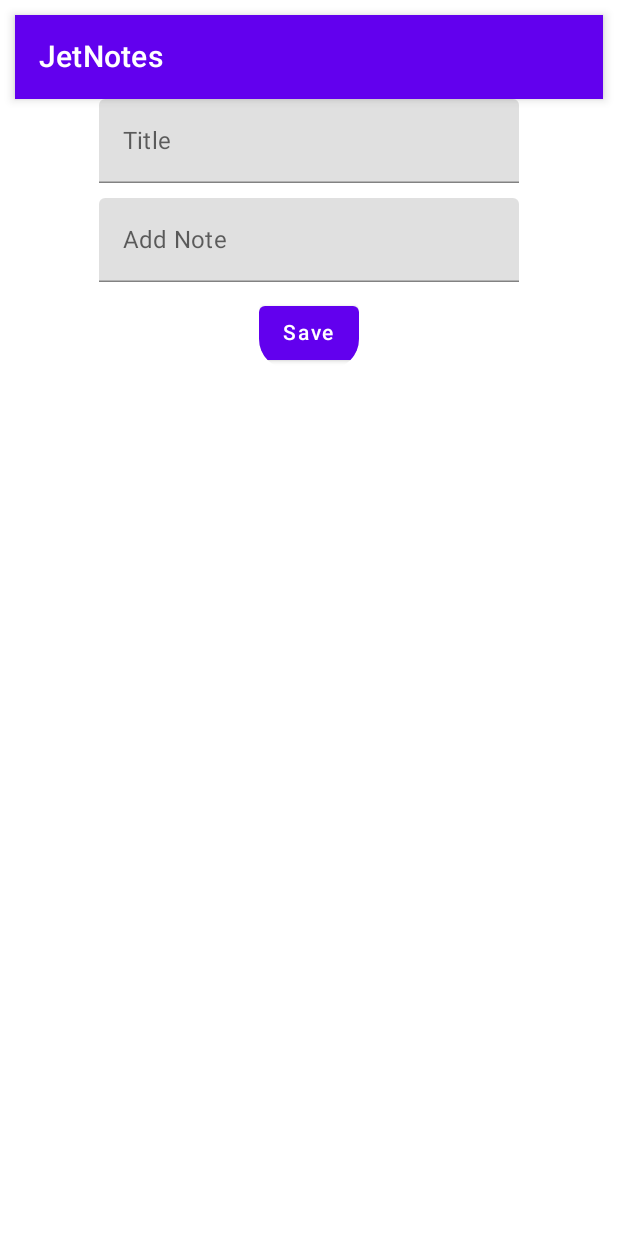
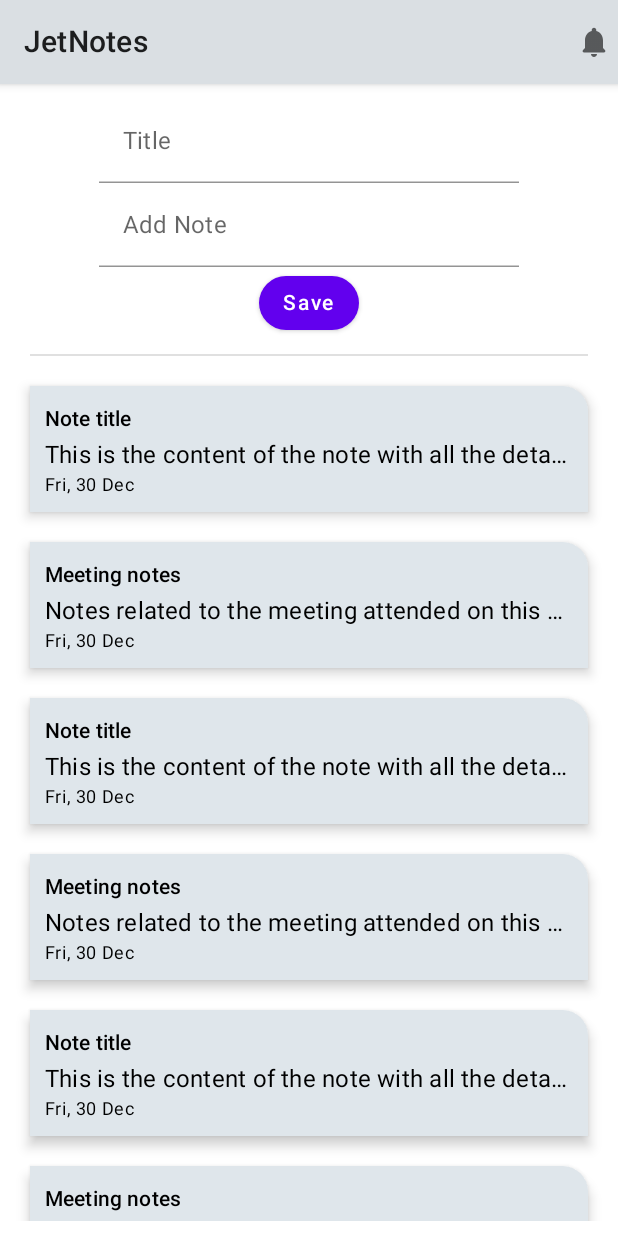
Before and after one commit to DizzyMelo/JetNotes, an Android app built with Jetpack Compose: the @Preview function NotesScreenPreview, on a phone screen of 412 x 824 dp. Run offline under Robolectric (Android 15) with nearby library versions, the phone set to English and light mode, and no system bars.

Commit message:
add and remove notes from list

```diff
--- /dev/null
+++ b/app/src/main/java/com/study/jetnotes/components/NoteComponents.kt
@@ -0,0 +1,101 @@
+package com.study.jetnotes.components
+
+import androidx.compose.foundation.background
+import androidx.compose.foundation.clickable
+import androidx.compose.foundation.layout.Arrangement
+import androidx.compose.foundation.layout.Column
+import androidx.compose.foundation.layout.fillMaxWidth
+import androidx.compose.foundation.layout.padding
+import androidx.compose.foundation.shape.CircleShape
+import androidx.compose.foundation.shape.RoundedCornerShape
+import androidx.compose.foundation.text.KeyboardActions
+import androidx.compose.foundation.text.KeyboardOptions
+import androidx.compose.material.*
+import androidx.compose.runtime.Composable
+import androidx.compose.ui.Alignment
+import androidx.compose.ui.ExperimentalComposeUiApi
+import androidx.compose.ui.Modifier
+import androidx.compose.ui.graphics.Color
+import androidx.compose.ui.platform.LocalSoftwareKeyboardController
+import androidx.compose.ui.text.input.ImeAction
+import androidx.compose.ui.text.style.TextOverflow
+import androidx.compose.ui.unit.dp
+import com.study.jetnotes.model.Note
+import java.time.format.DateTimeFormatter
+
+@OptIn(ExperimentalComposeUiApi::class)
+@Composable
+fun NoteInputText(
+    modifier: Modifier = Modifier,
+    text: String,
+    label: String,
+    maxLines: Int = 1,
+    onTextChange: (String) -> Unit,
+    onImeAction: () -> Unit = {}
+) {
+    val keyboardController = LocalSoftwareKeyboardController.current
+
+    TextField(
+        value = text,
+        onValueChange = onTextChange,
+        label = { Text(text = label)},
+        colors = TextFieldDefaults.textFieldColors(
+            backgroundColor = Color.Transparent
+        ),
+        maxLines = maxLines,
+        keyboardOptions = KeyboardOptions.Default.copy(imeAction = ImeAction.Done),
+        keyboardActions = KeyboardActions(onDone = {
+            onImeAction()
+            keyboardController?.hide()
+        })
+    )
+}
+
+
+@Composable
+fun NoteButton(
+    modifier: Modifier = Modifier,
+    text: String,
+    onClick: () -> Unit,
+    enabled: Boolean = true
+) {
+    Button(
+        onClick = onClick,
+        shape = CircleShape,
+        enabled = enabled,
+        modifier = modifier
+    ) {
+        Text(text = text)
+    }
+}
+
+@Composable
+fun NoteRow(modifier: Modifier = Modifier, note: Note, onNoteClicked: (Note) -> Unit) {
+    Surface(
+        modifier = modifier
+            .fillMaxWidth()
+            .padding(10.dp)
+            .clickable { onNoteClicked.invoke(note) },
+        elevation = 5.dp,
+        shape = RoundedCornerShape(topEndPercent = 20),
+        color = Color(0xFFDFE6EB)
+    ) {
+        Column(
+            modifier = Modifier.padding(10.dp),
+            verticalArrangement = Arrangement.Center,
+            horizontalAlignment = Alignment.Start
+        ) {
+            Text(text = note.title, style = MaterialTheme.typography.subtitle2)
+            Text(
+                text = note.description,
+                style = MaterialTheme.typography.subtitle1,
+                maxLines = 1,
+                overflow = TextOverflow.Ellipsis
+            )
+            Text(
+                text = note.entryDate.format(DateTimeFormatter.ofPattern("EEE, d MMM")),
+                style = MaterialTheme.typography.caption
+            )
+        }
+    }
+}
--- /dev/null
+++ b/app/src/main/java/com/study/jetnotes/data/NoteDate.kt
@@ -0,0 +1,18 @@
+package com.study.jetnotes.data
+
+import com.study.jetnotes.model.Note
+
+class NotesDateSource {
+    fun loadNotes(): List<Note> {
+        return listOf(
+            Note(title = "Note title", description = "This is the content of the note with all the details I need"),
+            Note(title = "Meeting notes", description = "Notes related to the meeting attended on this day with all the details I need"),
+            Note(title = "Note title", description = "This is the content of the note with all the details I need"),
+            Note(title = "Meeting notes", description = "Notes related to the meeting attended on this day with all the details I need"),
+            Note(title = "Note title", description = "This is the content of the note with all the details I need"),
+            Note(title = "Meeting notes", description = "Notes related to the meeting attended on this day with all the details I need"),
+            Note(title = "Note title", description = "This is the content of the note with all the details I need"),
+            Note(title = "Meeting notes", description = "Notes related to the meeting attended on this day with all the details I need"),
+        )
+    }
+}
--- /dev/null
+++ b/app/src/main/java/com/study/jetnotes/model/Note.kt
@@ -0,0 +1,11 @@
+package com.study.jetnotes.model
+
+import java.time.LocalDateTime
+import java.util.UUID
+
+data class Note(
+    val id: UUID = UUID.randomUUID(),
+    val title: String,
+    val description: String,
+    val entryDate: LocalDateTime = LocalDateTime.now()
+)
--- a/app/src/main/java/com/study/jetnotes/navigation/NotesNavigation.kt
+++ b/app/src/main/java/com/study/jetnotes/navigation/NotesNavigation.kt
@@ -1,21 +1,35 @@
 package com.study.jetnotes.navigation
 
 import androidx.compose.runtime.Composable
+import androidx.compose.runtime.remember
 import androidx.navigation.compose.NavHost
 import androidx.navigation.compose.composable
 import androidx.navigation.compose.rememberNavController
+import com.study.jetnotes.data.NotesDateSource
+import com.study.jetnotes.model.Note
 import com.study.jetnotes.screens.home.NoteScreen
 
 @Composable
 fun NotesNavigation() {
 
     val navController = rememberNavController()
+    val notes = remember {
+        mutableListOf<Note>()
+    }
+
     NavHost(
         navController = navController,
         startDestination = NotesScreens.NoteScreen.name,
         builder = {
             composable(route = NotesScreens.NoteScreen.name) {
-                NoteScreen(navController = navController)
+                NoteScreen(
+                    notes = notes,
+                    onAddNote = {
+                        notes.add(it)
+                    },
+                    onRemoveNote = {
+                        notes.remove(it)
+                    })
             }
         }
     )
--- a/app/src/main/java/com/study/jetnotes/screens/home/NoteScreen.kt
+++ b/app/src/main/java/com/study/jetnotes/screens/home/NoteScreen.kt
@@ -1,73 +1,106 @@
 package com.study.jetnotes.screens.home
 
-import androidx.compose.foundation.background
+import android.widget.Toast
 import androidx.compose.foundation.layout.*
-import androidx.compose.foundation.shape.CircleShape
+import androidx.compose.foundation.lazy.LazyColumn
+import androidx.compose.foundation.lazy.items
 import androidx.compose.foundation.shape.CornerSize
 import androidx.compose.foundation.shape.RoundedCornerShape
 import androidx.compose.material.*
+import androidx.compose.material.icons.Icons
+import androidx.compose.material.icons.rounded.Notifications
 import androidx.compose.runtime.*
 import androidx.compose.ui.Alignment
 import androidx.compose.ui.Modifier
-import androidx.compose.ui.draw.clip
 import androidx.compose.ui.graphics.Color
+import androidx.compose.ui.platform.LocalContext
 import androidx.compose.ui.res.stringResource
 import androidx.compose.ui.tooling.preview.Preview
 import androidx.compose.ui.unit.dp
-import androidx.navigation.NavController
 import com.study.jetnotes.R
+import com.study.jetnotes.components.NoteButton
+import com.study.jetnotes.components.NoteInputText
+import com.study.jetnotes.components.NoteRow
+import com.study.jetnotes.data.NotesDateSource
+import com.study.jetnotes.model.Note
+import java.time.format.DateTimeFormatter
 
 @Composable
-fun NoteScreen(navController: NavController?) {
+fun NoteScreen(
+    notes: List<Note>,
+    onAddNote: (Note) -> Unit,
+    onRemoveNote: (Note) -> Unit
+) {
     var title by remember {
         mutableStateOf("")
     }
 
-    var note by remember {
+    var description by remember {
         mutableStateOf("")
     }
 
+    val context = LocalContext.current
 
+    Scaffold(
+        topBar = { TopAppBar(
+            title = { Text(text = stringResource(id = R.string.app_name)) },
+            actions = {
+                Icon(imageVector = Icons.Rounded.Notifications, contentDescription = "Top Bar icon")
+            },
+            backgroundColor = Color(0xFFDADFE3)
+        )}
+    ) {
+        Column(
+            modifier = Modifier
+                .padding(10.dp)
+                .fillMaxWidth(),
+            horizontalAlignment = Alignment.CenterHorizontally
+        ) {
 
-    Column(
-        modifier = Modifier
-            .padding(10.dp)
-            .fillMaxWidth(),
-        horizontalAlignment = Alignment.CenterHorizontally
-    ) {
-        TopAppBar(
-            title = { Text(text = stringResource(id = R.string.app_name)) },
-            actions = {}
-        )
-        TextField(
-            value = title,
-            onValueChange = {title = it},
-            placeholder = { Text(text = "Title")},
-            modifier = Modifier.background(
-                Color.Transparent
+            NoteInputText(
+                modifier = Modifier.padding(top = 10.dp, bottom = 10.dp),
+                text = title,
+                label = "Title",
+                onTextChange = {
+                    if (it.all { char -> char.isLetter() || char.isWhitespace() }) {
+                        title = it
+                    }
+                }
             )
-        )
-
-        Spacer(modifier = Modifier.height(10.dp))
-        TextField(
-            value = note,
-            onValueChange = {note = it},
-            placeholder = { Text(text = "Add Note")}
-        )
-        Button(
-            modifier = Modifier
-                .clip(shape = CircleShape.copy(all = CornerSize(20.dp)))
-                .padding(top = 10.dp),
-            onClick = { /*TODO*/ }
-        ) {
-            Text(text = "Save")
+            NoteInputText(
+                modifier = Modifier.padding(top = 10.dp, bottom = 20.dp),
+                text = description,
+                label = "Add Note",
+                onTextChange = {
+                    if (it.all { char -> char.isLetter() || char.isWhitespace() }) {
+                        description = it
+                    }
+                },
+                maxLines = 3
+            )
+            NoteButton(text = "Save", onClick = {
+                if (title.isNotEmpty() && description.isNotEmpty()) {
+                    // TODO: Save note to list, then clear inputs
+                    onAddNote(Note(title = title, description = description))
+                    title = ""
+                    description = ""
+                    Toast.makeText(context, "Note added", Toast.LENGTH_SHORT).show()
+                }
+            })
+            Divider(modifier = Modifier.padding(10.dp))
+            LazyColumn(content = {
+                items(items = notes) { note ->
+                    NoteRow(note = note, onNoteClicked = {
+                        onRemoveNote(note)
+                    })
+                }
+            })
         }
     }
-
 }
 
 @Preview(showBackground = true)
 @Composable
 fun NotesScreenPreview() {
-    NoteScreen(null)
+    NoteScreen(notes = NotesDateSource().loadNotes(), onAddNote = {}, onRemoveNote = {})
 }
```
